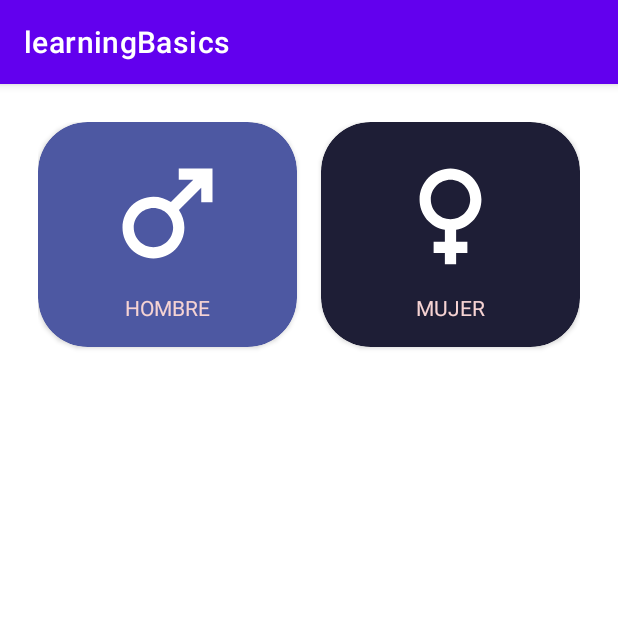
After one commit to s4idl/learningBasicsKot, an Android app built with Jetpack Compose: the ImcCalculatorActivity screen opened directly, with no data from a screen before it, on a phone screen of 412 x 824 dp, the top half of it. The commit adds this screen. Run offline under Robolectric (Android 15) with nearby library versions, the phone set to English and light mode, and no system bars.

Commit message:
first part

```diff
--- a/app/build.gradle.kts
+++ b/app/build.gradle.kts
@@ -53,6 +53,7 @@ dependencies {
     implementation(libs.androidx.ui.graphics)
     implementation(libs.androidx.ui.tooling.preview)
     implementation(libs.androidx.material3)
+    implementation(libs.androidx.cardview)
     testImplementation(libs.junit)
     androidTestImplementation(libs.androidx.junit)
     androidTestImplementation(libs.androidx.espresso.core)
--- a/app/src/main/AndroidManifest.xml
+++ b/app/src/main/AndroidManifest.xml
@@ -11,6 +11,9 @@
         android:roundIcon="@mipmap/ic_launcher_round"
         android:supportsRtl="true"
         android:theme="@style/Theme.LearningBasics">
+        <activity
+            android:name=".imccalculator.ImcCalculatorActivity"
+            android:exported="false" />
         <activity
             android:name=".MenuActivity"
             android:exported="true">
@@ -27,8 +30,7 @@
             android:theme="@style/Theme.LearningBasics" />
         <activity
             android:name=".firstapp.FirstAppActivity"
-            android:exported="true">
-        </activity>
+            android:exported="true"></activity>
     </application>
 
 </manifest>
--- a/app/src/main/java/com/s4id/learningbasics/MenuActivity.kt
+++ b/app/src/main/java/com/s4id/learningbasics/MenuActivity.kt
@@ -9,13 +9,21 @@ import androidx.compose.foundation.text.BasicTextField
 import androidx.core.view.ViewCompat
 import androidx.core.view.WindowInsetsCompat
 import com.s4id.learningbasics.firstapp.FirstAppActivity
+import com.s4id.learningbasics.imccalculator.ImcCalculatorActivity
 
 class MenuActivity : AppCompatActivity() {
     override fun onCreate(savedInstanceState: Bundle?) {
         super.onCreate(savedInstanceState)
         setContentView(R.layout.activity_menu)
         val btnSaludApp  = findViewById<Button>(R.id.btnSaludApp)
+        val btnIMCApp  = findViewById<Button>(R.id.btnIMCApp)
         btnSaludApp.setOnClickListener{ navigateToSaludApp() }
+        btnIMCApp.setOnClickListener{ navigateToImcApp() }
+    }
+
+    private fun navigateToImcApp(){
+        val intent = Intent(this, ImcCalculatorActivity::class.java)
+        startActivity(intent)
     }
     private fun navigateToSaludApp(){
         val intent = Intent(this, FirstAppActivity::class.java)
--- /dev/null
+++ b/app/src/main/java/com/s4id/learningbasics/imccalculator/ImcCalculatorActivity.kt
@@ -0,0 +1,17 @@
+package com.s4id.learningbasics.imccalculator
+
+import android.os.Bundle
+import androidx.activity.enableEdgeToEdge
+import androidx.appcompat.app.AppCompatActivity
+import androidx.core.view.ViewCompat
+import androidx.core.view.WindowInsetsCompat
+import com.s4id.learningbasics.R
+
+class ImcCalculatorActivity : AppCompatActivity() {
+    override fun onCreate(savedInstanceState: Bundle?) {
+        super.onCreate(savedInstanceState)
+        setContentView(R.layout.activity_imc_calculator)
+    }
+
+
+}
--- /dev/null
+++ b/app/src/main/res/drawable/ic_female.xml
@@ -0,0 +1,5 @@
+<vector xmlns:android="http://schemas.android.com/apk/res/android" android:height="24dp" android:tint="#000000" android:viewportHeight="24" android:viewportWidth="24" android:width="24dp">
+
+    <path android:fillColor="@android:color/white" android:pathData="M17.5,9.5C17.5,6.46 15.04,4 12,4S6.5,6.46 6.5,9.5c0,2.7 1.94,4.93 4.5,5.4V17H9v2h2v2h2v-2h2v-2h-2v-2.1C15.56,14.43 17.5,12.2 17.5,9.5zM8.5,9.5C8.5,7.57 10.07,6 12,6s3.5,1.57 3.5,3.5S13.93,13 12,13S8.5,11.43 8.5,9.5z"/>
+
+</vector>
--- /dev/null
+++ b/app/src/main/res/drawable/ic_male.xml
@@ -0,0 +1,5 @@
+<vector xmlns:android="http://schemas.android.com/apk/res/android" android:height="24dp" android:tint="#000000" android:viewportHeight="24" android:viewportWidth="24" android:width="24dp">
+
+    <path android:fillColor="@android:color/white" android:pathData="M9.5,11c1.93,0 3.5,1.57 3.5,3.5S11.43,18 9.5,18S6,16.43 6,14.5S7.57,11 9.5,11zM9.5,9C6.46,9 4,11.46 4,14.5S6.46,20 9.5,20s5.5,-2.46 5.5,-5.5c0,-1.16 -0.36,-2.23 -0.97,-3.12L18,7.42V10h2V4h-6v2h2.58l-3.97,3.97C11.73,9.36 10.66,9 9.5,9z"/>
+
+</vector>
--- /dev/null
+++ b/app/src/main/res/layout/activity_imc_calculator.xml
@@ -0,0 +1,89 @@
+<?xml version="1.0" encoding="utf-8"?>
+<androidx.constraintlayout.widget.ConstraintLayout xmlns:android="http://schemas.android.com/apk/res/android"
+    xmlns:app="http://schemas.android.com/apk/res-auto"
+    xmlns:tools="http://schemas.android.com/tools"
+    android:layout_width="match_parent"
+    android:layout_height="match_parent"
+    android:paddingHorizontal="25dp"
+    android:paddingVertical="25dp"
+    tools:context=".imccalculator.ImcCalculatorActivity">
+
+    <androidx.cardview.widget.CardView
+        android:id="@+id/viewMale"
+        android:layout_width="0dp"
+        android:layout_height="150dp"
+        android:layout_marginEnd="16dp"
+        app:cardBackgroundColor="@color/backgorund_component_selected"
+        app:cardCornerRadius="33dp"
+        app:layout_constraintEnd_toStartOf="@+id/viewFemale"
+        app:layout_constraintStart_toStartOf="parent"
+        app:layout_constraintTop_toTopOf="parent">
+
+        <LinearLayout
+            android:layout_width="match_parent"
+            android:layout_height="match_parent"
+            android:orientation="vertical"
+            android:gravity="center">
+
+            <ImageView
+                android:layout_width="90dp"
+                android:layout_height="90dp"
+                android:src="@drawable/ic_male"
+                app:tint="@color/white">
+
+            </ImageView>
+
+            <TextView
+                android:layout_width="wrap_content"
+                android:layout_height="wrap_content"
+                android:layout_marginTop="8dp"
+                android:text="Hombre"
+                android:textAllCaps="true"
+                android:textColor="@color/tittle_text">
+
+            </TextView>
+
+        </LinearLayout>
+
+
+
+    </androidx.cardview.widget.CardView>
+
+    <androidx.cardview.widget.CardView
+        android:id="@+id/viewFemale"
+        android:layout_width="0dp"
+        android:layout_height="150dp"
+        app:cardCornerRadius="33dp"
+        app:layout_constraintStart_toEndOf="@+id/viewMale"
+        app:cardBackgroundColor="@color/background_component"
+        app:layout_constraintEnd_toEndOf="parent"
+        app:layout_constraintTop_toTopOf="parent">
+
+        <LinearLayout
+            android:layout_width="match_parent"
+            android:layout_height="match_parent"
+            android:orientation="vertical"
+            android:gravity="center">
+
+            <ImageView
+                android:layout_width="90dp"
+                android:layout_height="90dp"
+                android:src="@drawable/ic_female"
+                app:tint="@color/white">
+
+            </ImageView>
+
+            <TextView
+                android:layout_width="wrap_content"
+                android:layout_height="wrap_content"
+                android:layout_marginTop="8dp"
+                android:text="Mujer"
+                android:textAllCaps="true"
+                android:textColor="@color/tittle_text">
+
+            </TextView>
+        </LinearLayout>
+
+    </androidx.cardview.widget.CardView>
+
+    </androidx.constraintlayout.widget.ConstraintLayout>
--- a/app/src/main/res/layout/activity_menu.xml
+++ b/app/src/main/res/layout/activity_menu.xml
@@ -4,7 +4,7 @@
     xmlns:tools="http://schemas.android.com/tools"
     android:layout_width="match_parent"
     android:layout_height="match_parent"
-    android:layout_margin="20dp"
+    android:layout_margin="25dp"
     android:orientation="vertical"
     tools:context=".MenuActivity">
 
@@ -15,4 +15,11 @@
         android:text="SaludosApp"
         />
 
+    <Button
+        android:id="@+id/btnIMCApp"
+        android:layout_width="match_parent"
+        android:layout_height="wrap_content"
+        android:text="IMCApp"
+        />
+
 </LinearLayout>
--- a/app/src/main/res/values/colors.xml
+++ b/app/src/main/res/values/colors.xml
@@ -7,4 +7,10 @@
     <color name="teal_700">#FF018786</color>
     <color name="black">#FF000000</color>
     <color name="white">#FFFFFFFF</color>
+
+    <color name="background_component">#1E1E36</color>
+    <color name="backgorund_component_selected">#4D58A2</color>
+    <color name="background_app">#E9E5ED</color>
+    <color name="background_button">#4CAF50</color>
+    <color name="tittle_text">#F6D3D3</color>
 </resources>
--- a/gradle/libs.versions.toml
+++ b/gradle/libs.versions.toml
@@ -12,6 +12,7 @@ constraintlayout = "2.1.4"
 lifecycleRuntimeKtx = "2.6.1"
 activityCompose = "1.10.1"
 composeBom = "2024.09.00"
+cardview = "1.0.0"
 
 [libraries]
 androidx-core-ktx = { group = "androidx.core", name = "core-ktx", version.ref = "coreKtx" }
@@ -32,6 +33,7 @@ androidx-ui-tooling-preview = { group = "androidx.compose.ui", name = "ui-toolin
 androidx-ui-test-manifest = { group = "androidx.compose.ui", name = "ui-test-manifest" }
 androidx-ui-test-junit4 = { group = "androidx.compose.ui", name = "ui-test-junit4" }
 androidx-material3 = { group = "androidx.compose.material3", name = "material3" }
+androidx-cardview = { group = "androidx.cardview", name = "cardview", version.ref = "cardview" }
 
 [plugins]
 android-application = { id = "com.android.application", version.ref = "agp" }
```
